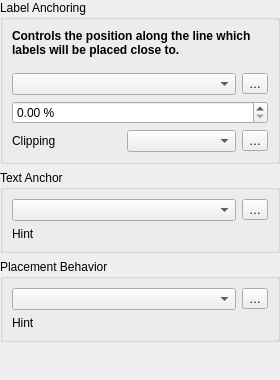
The window that src/ui/labeling/qgslabellineanchorwidgetbase.ui (carsmie/QGIS) describes before a commit, drawn with Qt 5.
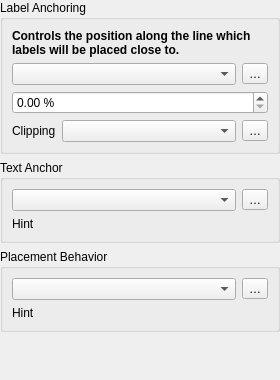
The same window after the commit. Custom widgets are drawn as their Qt base class.

Commit message: Attempt to control anchor clip widgets stretching

Diff of the .ui file:
```diff
--- a/src/ui/labeling/qgslabellineanchorwidgetbase.ui
+++ b/src/ui/labeling/qgslabellineanchorwidgetbase.ui
@@ -32,11 +32,17 @@
       <string>Label Anchoring</string>
      </property>
      <layout class="QGridLayout" name="gridLayout_4">
-      <item row="2" column="1">
+      <item row="3" column="1">
        <widget class="QComboBox" name="mClippingComboBox"/>
       </item>
-      <item row="2" column="0">
-       <widget class="QLabel" name="label_2">
+      <item row="3" column="0">
+       <widget class="QLabel" name="clippinglabel">
+        <property name="sizePolicy">
+         <sizepolicy hsizetype="Fixed" vsizetype="Fixed">
+          <horstretch>0</horstretch>
+          <verstretch>0</verstretch>
+         </sizepolicy>
+        </property>
         <property name="text">
          <string>Clipping</string>
         </property>
@@ -52,27 +58,40 @@
         </property>
        </widget>
       </item>
-      <item row="2" column="2">
+      <item row="3" column="2">
        <widget class="QgsPropertyOverrideButton" name="mLineClippingDDBtn">
+        <property name="sizePolicy">
+         <sizepolicy hsizetype="Fixed" vsizetype="Fixed">
+          <horstretch>0</horstretch>
+          <verstretch>0</verstretch>
+         </sizepolicy>
+        </property>
         <property name="text">
          <string>…</string>
         </property>
        </widget>
       </item>
-      <item row="1" column="0" colspan="3">
-       <layout class="QGridLayout" name="gridLayout_2">
-        <property name="topMargin">
-         <number>10</number>
-        </property>
-        <item row="0" column="2">
+      <item row="1" column="2">
          <widget class="QgsPropertyOverrideButton" name="mLinePlacementDDBtn">
+        <property name="sizePolicy">
+         <sizepolicy hsizetype="Fixed" vsizetype="Fixed">
+          <horstretch>0</horstretch>
+          <verstretch>0</verstretch>
+         </sizepolicy>
+        </property>
           <property name="text">
            <string>…</string>
           </property>
          </widget>
         </item>
-        <item row="1" column="0" colspan="3">
+      <item row="2" column="0" colspan="3">
          <widget class="QgsDoubleSpinBox" name="mCustomPlacementSpinBox">
+        <property name="sizePolicy">
+         <sizepolicy hsizetype="Preferred" vsizetype="Fixed">
+          <horstretch>0</horstretch>
+          <verstretch>0</verstretch>
+         </sizepolicy>
+        </property>
           <property name="suffix">
            <string> %</string>
           </property>
@@ -81,10 +100,8 @@
           </property>
          </widget>
         </item>
-        <item row="0" column="0" colspan="2">
+      <item row="1" column="0" colspan="2">
          <widget class="QComboBox" name="mPercentPlacementComboBox"/>
-        </item>
-       </layout>
       </item>
      </layout>
     </widget>
```
Left out of the diff: 6 changed lines with no effect on the pictures. Lines whose indentation alone changed are shown as unchanged.
